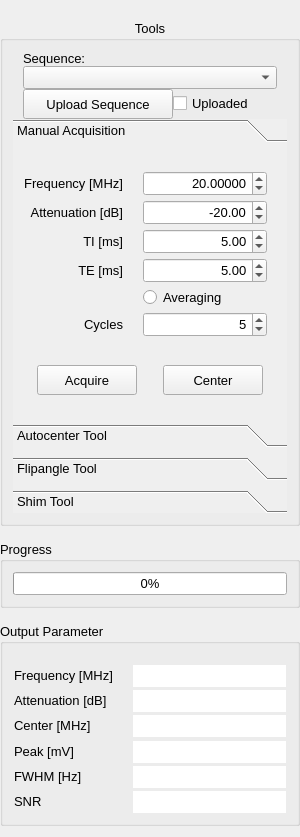
The window that ui/ccSpectrometer.ui (schote/GOMRI) describes before a commit, drawn with Qt 5.
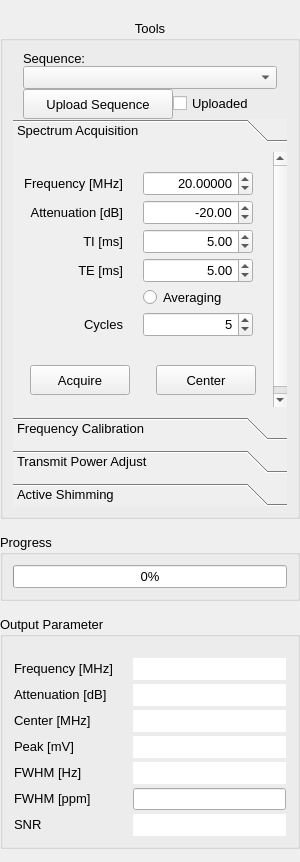
The same window after the commit.

Diff of the .ui file:
```diff
--- a/ui/ccSpectrometer.ui
+++ b/ui/ccSpectrometer.ui
@@ -7,7 +7,7 @@
     <x>0</x>
     <y>0</y>
     <width>300</width>
-    <height>837</height>
+    <height>862</height>
    </rect>
   </property>
   <property name="sizePolicy">
@@ -227,7 +227,7 @@
       <item>
        <widget class="QToolBox" name="toolBox">
         <property name="sizePolicy">
-         <sizepolicy hsizetype="Preferred" vsizetype="Minimum">
+         <sizepolicy hsizetype="Preferred" vsizetype="Expanding">
           <horstretch>0</horstretch>
           <verstretch>0</verstretch>
          </sizepolicy>
@@ -280,8 +280,8 @@
           <rect>
            <x>0</x>
            <y>0</y>
-           <width>274</width>
-           <height>253</height>
+           <width>262</width>
+           <height>259</height>
           </rect>
          </property>
          <property name="sizePolicy">
@@ -294,7 +294,7 @@
           <bool>true</bool>
          </property>
          <attribute name="label">
-          <string>Manual Acquisition</string>
+          <string>Spectrum Acquisition</string>
          </attribute>
          <layout class="QVBoxLayout" name="verticalLayout_4">
           <property name="spacing">
@@ -834,7 +834,7 @@
           <bool>true</bool>
          </property>
          <attribute name="label">
-          <string>Autocenter Tool</string>
+          <string>Frequency Calibration</string>
          </attribute>
          <layout class="QVBoxLayout" name="verticalLayout_2">
           <property name="spacing">
@@ -1285,7 +1285,7 @@
           <bool>true</bool>
          </property>
          <attribute name="label">
-          <string>Flipangle Tool</string>
+          <string>Transmit Power Adjust</string>
          </attribute>
          <layout class="QVBoxLayout" name="verticalLayout_3">
           <property name="spacing">
@@ -1845,7 +1845,7 @@
           <bool>true</bool>
          </property>
          <attribute name="label">
-          <string>Shim Tool</string>
+          <string>Active Shimming</string>
          </attribute>
          <layout class="QVBoxLayout" name="verticalLayout_6">
           <property name="spacing">
@@ -2731,8 +2731,8 @@
            </property>
           </widget>
          </item>
-         <item row="5" column="0">
-          <widget class="QLabel" name="label_3">
+         <item row="6" column="0">
+          <widget class="QLabel" name="snrLabel">
            <property name="sizePolicy">
             <sizepolicy hsizetype="Minimum" vsizetype="Preferred">
              <horstretch>0</horstretch>
@@ -2760,7 +2760,7 @@
            </property>
           </widget>
          </item>
-         <item row="5" column="1">
+         <item row="6" column="1">
           <widget class="QLineEdit" name="snr_output">
            <property name="sizePolicy">
             <sizepolicy hsizetype="Expanding" vsizetype="Fixed">
@@ -2801,6 +2801,52 @@
            </property>
           </widget>
          </item>
+         <item row="5" column="0">
+          <widget class="QLabel" name="ppm_fwhmLabel">
+           <property name="sizePolicy">
+            <sizepolicy hsizetype="Minimum" vsizetype="Preferred">
+             <horstretch>0</horstretch>
+             <verstretch>0</verstretch>
+            </sizepolicy>
+           </property>
+           <property name="minimumSize">
+            <size>
+             <width>90</width>
+             <height>0</height>
+            </size>
+           </property>
+           <property name="font">
+            <font>
+             <pointsize>10</pointsize>
+            </font>
+           </property>
+           <property name="text">
+            <string>FWHM [ppm]</string>
+           </property>
+          </widget>
+         </item>
+         <item row="5" column="1">
+          <widget class="QLineEdit" name="ppm_fwhm_output">
+           <property name="minimumSize">
+            <size>
+             <width>80</width>
+             <height>22</height>
+            </size>
+           </property>
+           <property name="mouseTracking">
+            <bool>false</bool>
+           </property>
+           <property name="acceptDrops">
+            <bool>false</bool>
+           </property>
+           <property name="toolTipDuration">
+            <number>-1</number>
+           </property>
+           <property name="readOnly">
+            <bool>true</bool>
+           </property>
+          </widget>
+         </item>
         </layout>
        </widget>
       </item>
```
Left out of the diff: 52 changed lines with no effect on the pictures.
